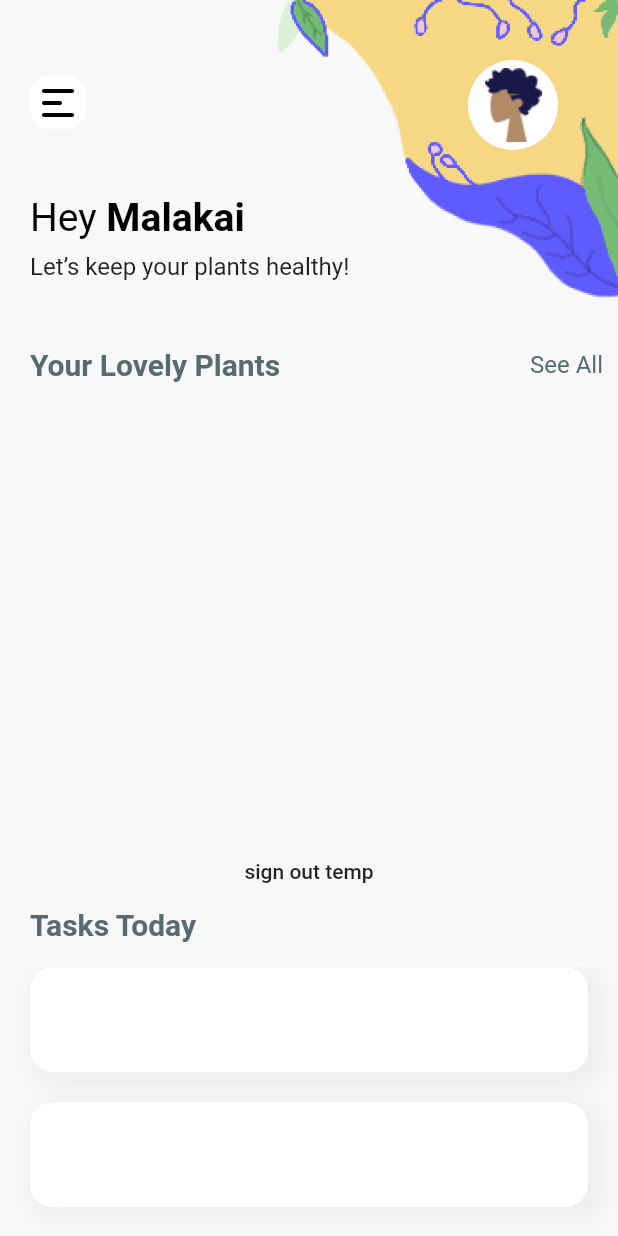
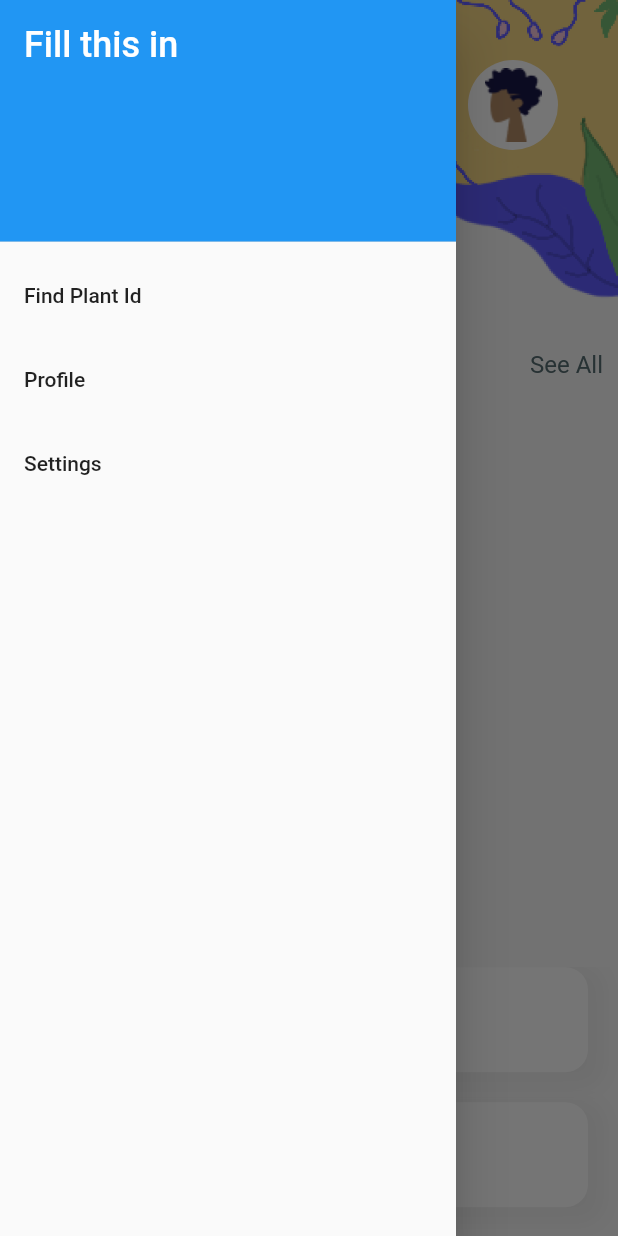
Before and after one commit to jooliaju/Planty, a Flutter app: the screen it shows once a user with an empty profile is signed in, with the side drawer open (before the commit the screen has no drawer), on a phone screen of 412 x 824 dp. Run offline on Flutter 3.47's test engine with Material 2 defaults, Android fonts, the phone set to English and light mode, and no system bars; our stand-ins replace cloud_firestore, dio, firebase_auth, firebase_core, firebase_storage, flutter_inner_drawer and 3 more; accounts and stored records are empty.

Commit message:
simple side drawer

```diff
--- a/lib/screens/home/home_new.dart
+++ b/lib/screens/home/home_new.dart
@@ -1,11 +1,11 @@
 import "package:flutter/material.dart";
 import 'package:planty_app/screens/all_plants/all_plants.dart';
+import 'package:planty_app/screens/idCam/idCam_screen.dart';
 import 'package:planty_app/shared/constants.dart';
 import 'package:planty_app/models/plant_model.dart';
 import 'package:planty_app/models/user.dart';
-import 'package:planty_app/screens/add_plant/add_plant.dart';
 import 'package:planty_app/screens/home/plant_listnew.dart';
-
+import 'package:flutter_inner_drawer/inner_drawer.dart';
 import 'package:planty_app/services/auth.dart';
 import 'package:planty_app/services/database.dart';
 import 'package:provider/provider.dart';
@@ -16,16 +16,23 @@
 }
 
 class _HomeScreenNewState extends State<HomeScreenNew> {
+  final GlobalKey<ScaffoldState> _scaffoldKey = GlobalKey<ScaffoldState>();
+
   final AuthService _auth = AuthService();
   @override
   Widget build(BuildContext context) {
     UserModel user = Provider.of<UserModel>(context);
     Size size = MediaQuery.of(context).size;
 
-
     return StreamProvider<List<Plant>>.value(
       value: DatabaseService(uid: user.uid).plants,
       child: Scaffold(
+          key: _scaffoldKey,
+
+
+          //Side Drawer
+          drawer:  buildDrawer(context),
+
           backgroundColor: kBackground,
           body: Container(
             child: Column(
@@ -43,9 +50,14 @@
                           child: Column(children: <Widget>[
                             Padding(
                               padding: const EdgeInsets.only(top: 30),
-                              child: Image.asset(
-                                "assets/icons/side_bar.png",
-                                scale: 3,
+                              child: GestureDetector(
+                                onTap: () {
+                                  _scaffoldKey.currentState.openDrawer();
+                                },
+                                child: Image.asset(
+                                  "assets/icons/side_bar.png",
+                                  scale: 3,
+                                ),
                               ),
                             ),
                           ]),
@@ -63,6 +75,8 @@
                                 child: GestureDetector(
                                   onTap: () {
                                     print("you need to add a profile page");
+
+                                    print("tappedssss");
                                   },
                                   child: CircleAvatar(
                                     backgroundColor: Colors.white,
@@ -205,4 +219,52 @@
           )),
     );
   }
+
+  Drawer buildDrawer(BuildContext context) {
+    return Drawer(
+          child:  ListView(
+            padding: EdgeInsets.zero,
+            children:  <Widget>[
+              DrawerHeader(
+                decoration: BoxDecoration(
+                  color: Colors.blue,
+                ),
+                child: Text(
+                  'Fill this in',
+                  style: TextStyle(
+                    color: Colors.white,
+                    fontSize: 24,
+                  ),
+                ),
+              ),
+              ListTile(
+                title: Text('Find Plant Id'),
+                onTap:(){
+                     Navigator.pop(context);
+
+
+                   Navigator.push(
+                context,
+                MaterialPageRoute(
+                    builder: (context) => idCamScreen(
+
+                    )),
+              );
+
+                },
+              ),
+              ListTile(
+                title: Text('Profile'),
+                onTap: (){},
+
+              ),
+              ListTile(
+                title: Text('Settings'),
+                onTap: (){},
+
+              ),
+            ],
+          ),
+        );
+  }
 }
--- a/pubspec.yaml
+++ b/pubspec.yaml
@@ -33,13 +33,17 @@
   intl: ^0.16.1
 
   hexcolor: ^1.0.6
+
   image_picker: ^0.6.7+22
+  flutter_inner_drawer: ^0.5.8
+  flutter_zoom_drawer: ^1.0.5
   camera: ^0.7.0+2
   http: ^0.12.2
   dio: ^3.0.10
   #use SVGs
   flutter_svg: ^0.19.1
   provider: ^4.3.3
+
   flutter_spinkit: ^4.1.2+1
 
   # The following adds the Cupertino Icons font to your application.
```
Also changed, not shown: lib/screens/idCam/idCam_screen.dart (+7 -8 lines), lib/screens/idCam/plant_guess.dart (+18 -5 lines), pubspec.lock.
